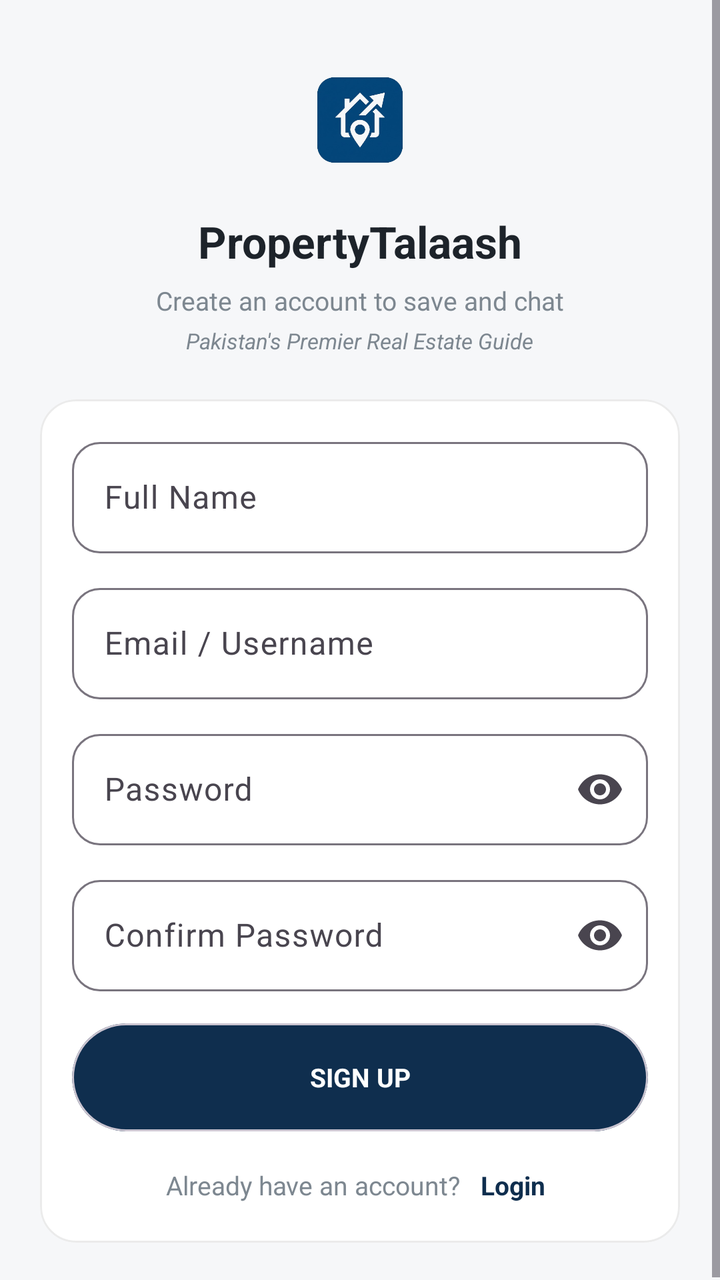
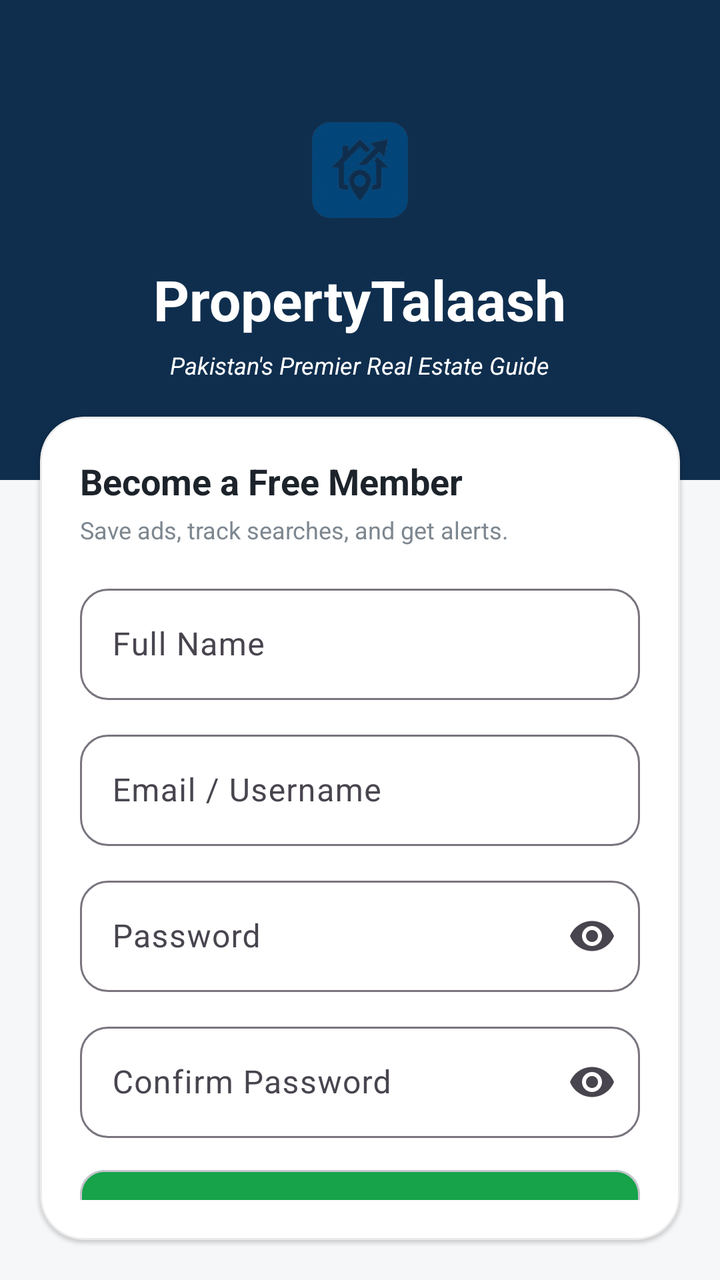

Screens rendered from an Android XML layout before and after an edit, with the pre-edit source and the edit as a unified diff.
<!-- AndroidManifest.xml: application theme Theme.MyApplication -->
<!-- res/layout/activity_signup.xml -->
<?xml version="1.0" encoding="utf-8"?>
<ScrollView xmlns:android="http://schemas.android.com/apk/res/android"
    xmlns:app="http://schemas.android.com/apk/res-auto"
    android:layout_width="match_parent"
    android:layout_height="match_parent"
    android:background="@color/ps_background"
    android:fillViewport="true"
    android:overScrollMode="never">

    <LinearLayout
        android:layout_width="match_parent"
        android:layout_height="wrap_content"
        android:orientation="vertical"
        android:paddingStart="20dp"
        android:paddingTop="28dp"
        android:paddingEnd="20dp"
        android:paddingBottom="20dp">

        
        <LinearLayout
            android:layout_width="match_parent"
            android:layout_height="wrap_content"
            android:gravity="center_horizontal"
            android:orientation="vertical">

            <ImageView
                android:layout_width="64dp"
                android:layout_height="64dp"
                android:adjustViewBounds="true"
                android:src="@drawable/app_logo"
                android:contentDescription="@string/cd_app_logo" />

            <TextView
                android:layout_width="wrap_content"
                android:layout_height="wrap_content"
                android:layout_marginTop="14dp"
                android:text="@string/property_talaash"
                android:textColor="@color/ps_text_primary"
                android:textSize="22sp"
                android:textStyle="bold" />

            <TextView
                android:layout_width="wrap_content"
                android:layout_height="wrap_content"
                android:layout_marginTop="6dp"
                android:text="@string/signup_subtitle"
                android:textColor="@color/ps_text_secondary"
                android:textSize="13sp" />

            <TextView
                android:layout_width="wrap_content"
                android:layout_height="wrap_content"
                android:layout_marginTop="4dp"
                android:text="Pakistan&apos;s Premier Real Estate Guide"
                android:textColor="@color/ps_text_secondary"
                android:textSize="11sp"
                android:textStyle="italic" />

        </LinearLayout>

        
        <com.google.android.material.card.MaterialCardView
            android:layout_width="match_parent"
            android:layout_height="wrap_content"
            android:layout_marginTop="22dp"
            app:cardBackgroundColor="@color/ps_surface"
            app:cardCornerRadius="18dp"
            app:cardElevation="0dp"
            app:strokeColor="@color/ps_divider"
            app:strokeWidth="1dp">

            <LinearLayout
                android:layout_width="match_parent"
                android:layout_height="wrap_content"
                android:orientation="vertical"
                android:padding="16dp">

                <com.google.android.material.textfield.TextInputLayout
                    android:id="@+id/til_name"
                    android:layout_width="match_parent"
                    android:layout_height="wrap_content"
                    app:boxBackgroundMode="outline"
                    app:boxCornerRadiusBottomEnd="14dp"
                    app:boxCornerRadiusBottomStart="14dp"
                    app:boxCornerRadiusTopEnd="14dp"
                    app:boxCornerRadiusTopStart="14dp">

                    <com.google.android.material.textfield.TextInputEditText
                        android:id="@+id/et_name"
                        android:layout_width="match_parent"
                        android:layout_height="wrap_content"
                        android:hint="@string/hint_name"
                        android:inputType="textPersonName" />

                </com.google.android.material.textfield.TextInputLayout>

                <com.google.android.material.textfield.TextInputLayout
                    android:id="@+id/til_email"
                    android:layout_width="match_parent"
                    android:layout_height="wrap_content"
                    android:layout_marginTop="12dp"
                    app:boxBackgroundMode="outline"
                    app:boxCornerRadiusBottomEnd="14dp"
                    app:boxCornerRadiusBottomStart="14dp"
                    app:boxCornerRadiusTopEnd="14dp"
                    app:boxCornerRadiusTopStart="14dp">

                    <com.google.android.material.textfield.TextInputEditText
                        android:id="@+id/et_email"
                        android:layout_width="match_parent"
                        android:layout_height="wrap_content"
                        android:hint="@string/hint_email"
                        android:inputType="textEmailAddress" />

                </com.google.android.material.textfield.TextInputLayout>

                <com.google.android.material.textfield.TextInputLayout
                    android:id="@+id/til_password"
                    android:layout_width="match_parent"
                    android:layout_height="wrap_content"
                    android:layout_marginTop="12dp"
                    app:boxBackgroundMode="outline"
                    app:boxCornerRadiusBottomEnd="14dp"
                    app:boxCornerRadiusBottomStart="14dp"
                    app:boxCornerRadiusTopEnd="14dp"
                    app:boxCornerRadiusTopStart="14dp"
                    app:endIconMode="password_toggle">

                    <com.google.android.material.textfield.TextInputEditText
                        android:id="@+id/et_password"
                        android:layout_width="match_parent"
                        android:layout_height="wrap_content"
                        android:hint="@string/hint_password"
                        android:inputType="textPassword" />

                </com.google.android.material.textfield.TextInputLayout>

                <com.google.android.material.textfield.TextInputLayout
                    android:id="@+id/til_confirm_password"
                    android:layout_width="match_parent"
                    android:layout_height="wrap_content"
                    android:layout_marginTop="12dp"
                    app:boxBackgroundMode="outline"
                    app:boxCornerRadiusBottomEnd="14dp"
                    app:boxCornerRadiusBottomStart="14dp"
                    app:boxCornerRadiusTopEnd="14dp"
                    app:boxCornerRadiusTopStart="14dp"
                    app:endIconMode="password_toggle">

                    <com.google.android.material.textfield.TextInputEditText
                        android:id="@+id/et_confirm_password"
                        android:layout_width="match_parent"
                        android:layout_height="wrap_content"
                        android:hint="@string/hint_confirm_password"
                        android:inputType="textPassword" />

                </com.google.android.material.textfield.TextInputLayout>

                <com.google.android.material.card.MaterialCardView
                    android:id="@+id/btn_signup"
                    android:layout_width="match_parent"
                    android:layout_height="54dp"
                    android:layout_marginTop="16dp"
                    android:clickable="true"
                    android:focusable="true"
                    app:cardBackgroundColor="@color/ps_primary_dark"
                    app:cardCornerRadius="27dp"
                    app:cardElevation="0dp">

                    <TextView
                        android:layout_width="match_parent"
                        android:layout_height="match_parent"
                        android:gravity="center"
                        android:text="@string/sign_up"
                        android:textAllCaps="true"
                        android:textColor="@color/white"
                        android:textSize="13sp"
                        android:textStyle="bold" />

                </com.google.android.material.card.MaterialCardView>

                <LinearLayout
                    android:layout_width="match_parent"
                    android:layout_height="wrap_content"
                    android:layout_marginTop="14dp"
                    android:gravity="center"
                    android:orientation="horizontal">

                    <TextView
                        android:layout_width="wrap_content"
                        android:layout_height="wrap_content"
                        android:text="@string/have_account"
                        android:textColor="@color/ps_text_secondary"
                        android:textSize="13sp" />

                    <TextView
                        android:id="@+id/tv_go_login"
                        android:layout_width="wrap_content"
                        android:layout_height="wrap_content"
                        android:layout_marginStart="6dp"
                        android:padding="4dp"
                        android:text="@string/login"
                        android:textColor="@color/ps_primary_dark"
                        android:textSize="13sp"
                        android:textStyle="bold" />

                </LinearLayout>

            </LinearLayout>

        </com.google.android.material.card.MaterialCardView>

    </LinearLayout>

</ScrollView>
<!-- resources referenced by this layout -->
<resources>
  <color name="ps_background">#F6F7F9</color>
  <color name="ps_divider">#14000000</color>
  <color name="ps_primary_dark">#0F2E4E</color>
  <color name="ps_surface">#FFFFFFFF</color>
  <color name="ps_text_primary">#1D232A</color>
  <color name="ps_text_secondary">#7D8790</color>
  <color name="white">#FFFFFFFF</color>
  <!-- drawable app_logo: png bitmap (drawable, 82641 bytes) -->
  <string name="cd_app_logo">PropertyTalaash Logo</string>
  <string name="have_account">Already have an account?</string>
  <string name="hint_confirm_password">Confirm Password</string>
  <string name="hint_email">Email / Username</string>
  <string name="hint_name">Full Name</string>
  <string name="hint_password">Password</string>
  <string name="login">Login</string>
  <string name="property_talaash">PropertyTalaash</string>
  <string name="sign_up">Sign Up</string>
  <string name="signup_subtitle">Create an account to save and chat</string>
  <style name="Theme.MyApplication" parent="Base.Theme.MyApplication" />
  <style name="Base.Theme.MyApplication" parent="Theme.Material3.DayNight.NoActionBar">
          
          
      </style>
</resources>

<!-- the commit's change to res/layout/activity_signup.xml (unified diff, before → after) -->
@@ -1,215 +1,229 @@
 <?xml version="1.0" encoding="utf-8"?>
-<ScrollView xmlns:android="http://schemas.android.com/apk/res/android"
+<RelativeLayout xmlns:android="http://schemas.android.com/apk/res/android"
     xmlns:app="http://schemas.android.com/apk/res-auto"
     android:layout_width="match_parent"
     android:layout_height="match_parent"
-    android:background="@color/ps_background"
-    android:fillViewport="true"
-    android:overScrollMode="never">
-
+    android:background="@color/ps_background">
+
+    
     <LinearLayout
+        android:id="@+id/signup_header"
+        android:layout_width="match_parent"
+        android:layout_height="240dp"
+        android:background="@color/ps_primary_dark"
+        android:gravity="center"
+        android:orientation="vertical"
+        android:paddingStart="24dp"
+        android:paddingEnd="24dp">
+
+        <ImageView
+            android:layout_width="72dp"
+            android:layout_height="72dp"
+            android:adjustViewBounds="true"
+            android:contentDescription="@string/cd_app_logo"
+            android:src="@drawable/app_logo" />
+
+        <TextView
+            android:layout_width="wrap_content"
+            android:layout_height="wrap_content"
+            android:layout_marginTop="10dp"
+            android:text="@string/property_talaash"
+            android:textColor="@color/white"
+            android:textSize="28sp"
+            android:textStyle="bold" />
+
+        <TextView
+            android:layout_width="wrap_content"
+            android:layout_height="wrap_content"
+            android:layout_marginTop="6dp"
+            android:text="Pakistan&apos;s Premier Real Estate Guide"
+            android:textColor="@color/white"
+            android:textSize="12sp"
+            android:textStyle="italic" />
+
+    </LinearLayout>
+
+    
+    <com.google.android.material.card.MaterialCardView
+        android:id="@+id/signup_card"
         android:layout_width="match_parent"
         android:layout_height="wrap_content"
-        android:orientation="vertical"
-        android:paddingStart="20dp"
-        android:paddingTop="28dp"
-        android:paddingEnd="20dp"
-        android:paddingBottom="20dp">
-
-        
+        android:layout_below="@id/signup_header"
+        android:layout_marginStart="20dp"
+        android:layout_marginTop="-32dp"
+        android:layout_marginEnd="20dp"
+        android:layout_marginBottom="20dp"
+        app:cardBackgroundColor="@color/ps_surface"
+        app:cardCornerRadius="22dp"
+        app:cardElevation="1dp"
+        app:strokeColor="@color/ps_divider"
+        app:strokeWidth="1dp">
+
         <LinearLayout
             android:layout_width="match_parent"
             android:layout_height="wrap_content"
-            android:gravity="center_horizontal"
-            android:orientation="vertical">
-
-            <ImageView
-                android:layout_width="64dp"
-                android:layout_height="64dp"
-                android:adjustViewBounds="true"
-                android:src="@drawable/app_logo"
-                android:contentDescription="@string/cd_app_logo" />
+            android:orientation="vertical"
+            android:padding="20dp">
 
             <TextView
                 android:layout_width="wrap_content"
                 android:layout_height="wrap_content"
-                android:layout_marginTop="14dp"
-                android:text="@string/property_talaash"
+                android:text="Become a Free Member"
                 android:textColor="@color/ps_text_primary"
-                android:textSize="22sp"
+                android:textSize="18sp"
                 android:textStyle="bold" />
 
             <TextView
                 android:layout_width="wrap_content"
                 android:layout_height="wrap_content"
-                android:layout_marginTop="6dp"
-                android:text="@string/signup_subtitle"
+                android:layout_marginTop="4dp"
+                android:text="Save ads, track searches, and get alerts."
                 android:textColor="@color/ps_text_secondary"
-                android:textSize="13sp" />
+                android:textSize="12sp" />
+
+            <com.google.android.material.textfield.TextInputLayout
+                android:id="@+id/til_name"
+                android:layout_width="match_parent"
+                android:layout_height="wrap_content"
+                android:layout_marginTop="16dp"
+                app:boxBackgroundMode="outline"
+                app:boxCornerRadiusBottomEnd="14dp"
+                app:boxCornerRadiusBottomStart="14dp"
+                app:boxCornerRadiusTopEnd="14dp"
+                app:boxCornerRadiusTopStart="14dp">
+
+                <com.google.android.material.textfield.TextInputEditText
+                    android:id="@+id/et_name"
+                    android:layout_width="match_parent"
+                    android:layout_height="wrap_content"
+                    android:hint="@string/hint_name"
+                    android:inputType="textPersonName" />
+
+            </com.google.android.material.textfield.TextInputLayout>
+
+            <com.google.android.material.textfield.TextInputLayout
+                android:id="@+id/til_email"
+                android:layout_width="match_parent"
+                android:layout_height="wrap_content"
+                android:layout_marginTop="12dp"
+                app:boxBackgroundMode="outline"
+                app:boxCornerRadiusBottomEnd="14dp"
+                app:boxCornerRadiusBottomStart="14dp"
+                app:boxCornerRadiusTopEnd="14dp"
+                app:boxCornerRadiusTopStart="14dp">
+
+                <com.google.android.material.textfield.TextInputEditText
+                    android:id="@+id/et_email"
+                    android:layout_width="match_parent"
+                    android:layout_height="wrap_content"
+                    android:hint="@string/hint_email"
+                    android:inputType="textEmailAddress" />
+
+            </com.google.android.material.textfield.TextInputLayout>
+
+            <com.google.android.material.textfield.TextInputLayout
+                android:id="@+id/til_password"
+                android:layout_width="match_parent"
+                android:layout_height="wrap_content"
+                android:layout_marginTop="12dp"
+                app:boxBackgroundMode="outline"
+                app:boxCornerRadiusBottomEnd="14dp"
+                app:boxCornerRadiusBottomStart="14dp"
+                app:boxCornerRadiusTopEnd="14dp"
+                app:boxCornerRadiusTopStart="14dp"
+                app:endIconMode="password_toggle">
+
+                <com.google.android.material.textfield.TextInputEditText
+                    android:id="@+id/et_password"
+                    android:layout_width="match_parent"
+                    android:layout_height="wrap_content"
+                    android:hint="@string/hint_password"
+                    android:inputType="textPassword" />
+
+            </com.google.android.material.textfield.TextInputLayout>
+
+            <com.google.android.material.textfield.TextInputLayout
+                android:id="@+id/til_confirm_password"
+                android:layout_width="match_parent"
+                android:layout_height="wrap_content"
+                android:layout_marginTop="12dp"
+                app:boxBackgroundMode="outline"
+                app:boxCornerRadiusBottomEnd="14dp"
+                app:boxCornerRadiusBottomStart="14dp"
+                app:boxCornerRadiusTopEnd="14dp"
+                app:boxCornerRadiusTopStart="14dp"
+                app:endIconMode="password_toggle">
+
+                <com.google.android.material.textfield.TextInputEditText
+                    android:id="@+id/et_confirm_password"
+                    android:layout_width="match_parent"
+                    android:layout_height="wrap_content"
+                    android:hint="@string/hint_confirm_password"
+                    android:inputType="textPassword" />
+
+            </com.google.android.material.textfield.TextInputLayout>
+
+            <com.google.android.material.card.MaterialCardView
+                android:id="@+id/btn_signup"
+                android:layout_width="match_parent"
+                android:layout_height="50dp"
+                android:layout_marginTop="16dp"
+                android:clickable="true"
+                android:focusable="true"
+                app:cardBackgroundColor="@color/ps_accent_green"
+                app:cardCornerRadius="12dp"
+                app:cardElevation="0dp">
+
+                <TextView
+                    android:layout_width="match_parent"
+                    android:layout_height="match_parent"
+                    android:gravity="center"
+                    android:text="Register Now"
+                    android:textAllCaps="true"
+                    android:textColor="@color/white"
+                    android:textSize="13sp"
+                    android:textStyle="bold" />
+
+            </com.google.android.material.card.MaterialCardView>
 
             <TextView
-                android:layout_width="wrap_content"
-                android:layout_height="wrap_content"
-                android:layout_marginTop="4dp"
-                android:text="Pakistan&apos;s Premier Real Estate Guide"
+                android:layout_width="match_parent"
+                android:layout_height="wrap_content"
+                android:layout_marginTop="10dp"
+                android:gravity="center"
+                android:text="By pressing &quot;Register Now&quot; I agree to the Terms &amp; Conditions."
                 android:textColor="@color/ps_text_secondary"
-                android:textSize="11sp"
-                android:textStyle="italic" />
+                android:textSize="11sp" />
+
+            <LinearLayout
+                android:layout_width="match_parent"
+                android:layout_height="wrap_content"
+                android:layout_marginTop="12dp"
+                android:gravity="center"
+                android:orientation="horizontal">
+
+                <TextView
+                    android:layout_width="wrap_content"
+                    android:layout_height="wrap_content"
+                    android:text="Already a member?"
+                    android:textColor="@color/ps_text_secondary"
+                    android:textSize="12sp" />
+
+                <TextView
+                    android:id="@+id/tv_go_login"
+                    android:layout_width="wrap_content"
+                    android:layout_height="wrap_content"
+                    android:layout_marginStart="6dp"
+                    android:padding="4dp"
+                    android:text="Log In Instead"
+                    android:textColor="@color/ps_accent_green"
+                    android:textSize="12sp"
+                    android:textStyle="bold" />
+
+            </LinearLayout>
 
         </LinearLayout>
 
-        
-        <com.google.android.material.card.MaterialCardView
-            android:layout_width="match_parent"
-            android:layout_height="wrap_content"
-            android:layout_marginTop="22dp"
-            app:cardBackgroundColor="@color/ps_surface"
-            app:cardCornerRadius="18dp"
-            app:cardElevation="0dp"
-            app:strokeColor="@color/ps_divider"
-            app:strokeWidth="1dp">
-
-            <LinearLayout
-                android:layout_width="match_parent"
-                android:layout_height="wrap_content"
-                android:orientation="vertical"
-                android:padding="16dp">
-
-                <com.google.android.material.textfield.TextInputLayout
-                    android:id="@+id/til_name"
-                    android:layout_width="match_parent"
-                    android:layout_height="wrap_content"
-                    app:boxBackgroundMode="outline"
-                    app:boxCornerRadiusBottomEnd="14dp"
-                    app:boxCornerRadiusBottomStart="14dp"
-                    app:boxCornerRadiusTopEnd="14dp"
-                    app:boxCornerRadiusTopStart="14dp">
-
-                    <com.google.android.material.textfield.TextInputEditText
-                        android:id="@+id/et_name"
-                        android:layout_width="match_parent"
-                        android:layout_height="wrap_content"
-                        android:hint="@string/hint_name"
-                        android:inputType="textPersonName" />
-
-                </com.google.android.material.textfield.TextInputLayout>
-
-                <com.google.android.material.textfield.TextInputLayout
-                    android:id="@+id/til_email"
-                    android:layout_width="match_parent"
-                    android:layout_height="wrap_content"
-                    android:layout_marginTop="12dp"
-                    app:boxBackgroundMode="outline"
-                    app:boxCornerRadiusBottomEnd="14dp"
-                    app:boxCornerRadiusBottomStart="14dp"
-                    app:boxCornerRadiusTopEnd="14dp"
-                    app:boxCornerRadiusTopStart="14dp">
-
-                    <com.google.android.material.textfield.TextInputEditText
-                        android:id="@+id/et_email"
-                        android:layout_width="match_parent"
-                        android:layout_height="wrap_content"
-                        android:hint="@string/hint_email"
-                        android:inputType="textEmailAddress" />
-
-                </com.google.android.material.textfield.TextInputLayout>
-
-                <com.google.android.material.textfield.TextInputLayout
-                    android:id="@+id/til_password"
-                    android:layout_width="match_parent"
-                    android:layout_height="wrap_content"
-                    android:layout_marginTop="12dp"
-                    app:boxBackgroundMode="outline"
-                    app:boxCornerRadiusBottomEnd="14dp"
-                    app:boxCornerRadiusBottomStart="14dp"
-                    app:boxCornerRadiusTopEnd="14dp"
-                    app:boxCornerRadiusTopStart="14dp"
-                    app:endIconMode="password_toggle">
-
-                    <com.google.android.material.textfield.TextInputEditText
-                        android:id="@+id/et_password"
-                        android:layout_width="match_parent"
-                        android:layout_height="wrap_content"
-                        android:hint="@string/hint_password"
-                        android:inputType="textPassword" />
-
-                </com.google.android.material.textfield.TextInputLayout>
-
-                <com.google.android.material.textfield.TextInputLayout
-                    android:id="@+id/til_confirm_password"
-                    android:layout_width="match_parent"
-                    android:layout_height="wrap_content"
-                    android:layout_marginTop="12dp"
-                    app:boxBackgroundMode="outline"
-                    app:boxCornerRadiusBottomEnd="14dp"
-                    app:boxCornerRadiusBottomStart="14dp"
-                    app:boxCornerRadiusTopEnd="14dp"
-                    app:boxCornerRadiusTopStart="14dp"
-                    app:endIconMode="password_toggle">
-
-                    <com.google.android.material.textfield.TextInputEditText
-                        android:id="@+id/et_confirm_password"
-                        android:layout_width="match_parent"
-                        android:layout_height="wrap_content"
-                        android:hint="@string/hint_confirm_password"
-                        android:inputType="textPassword" />
-
-                </com.google.android.material.textfield.TextInputLayout>
-
-                <com.google.android.material.card.MaterialCardView
-                    android:id="@+id/btn_signup"
-                    android:layout_width="match_parent"
-                    android:layout_height="54dp"
-                    android:layout_marginTop="16dp"
-                    android:clickable="true"
-                    android:focusable="true"
-                    app:cardBackgroundColor="@color/ps_primary_dark"
-                    app:cardCornerRadius="27dp"
-                    app:cardElevation="0dp">
-
-                    <TextView
-                        android:layout_width="match_parent"
-                        android:layout_height="match_parent"
-                        android:gravity="center"
-                        android:text="@string/sign_up"
-                        android:textAllCaps="true"
-                        android:textColor="@color/white"
-                        android:textSize="13sp"
-                        android:textStyle="bold" />
-
-                </com.google.android.material.card.MaterialCardView>
-
-                <LinearLayout
-                    android:layout_width="match_parent"
-                    android:layout_height="wrap_content"
-                    android:layout_marginTop="14dp"
-                    android:gravity="center"
-                    android:orientation="horizontal">
-
-                    <TextView
-                        android:layout_width="wrap_content"
-                        android:layout_height="wrap_content"
-                        android:text="@string/have_account"
-                        android:textColor="@color/ps_text_secondary"
-                        android:textSize="13sp" />
-
-                    <TextView
-                        android:id="@+id/tv_go_login"
-                        android:layout_width="wrap_content"
-                        android:layout_height="wrap_content"
-                        android:layout_marginStart="6dp"
-                        android:padding="4dp"
-                        android:text="@string/login"
-                        android:textColor="@color/ps_primary_dark"
-                        android:textSize="13sp"
-                        android:textStyle="bold" />
-
-                </LinearLayout>
-
-            </LinearLayout>
-
-        </com.google.android.material.card.MaterialCardView>
-
-    </LinearLayout>
-
-</ScrollView>
+    </com.google.android.material.card.MaterialCardView>
+
+</RelativeLayout>
<!-- resource entries referenced after the edit -->
@@ -1,5 +1,6 @@
 <!-- resources referenced by this layout -->
 <resources>
+  <color name="ps_accent_green">#16A34A</color>
   <color name="ps_background">#F6F7F9</color>
   <color name="ps_divider">#14000000</color>
   <color name="ps_primary_dark">#0F2E4E</color>
@@ -9,15 +10,11 @@
   <color name="white">#FFFFFFFF</color>
   <!-- drawable app_logo: png bitmap (drawable, 82641 bytes) -->
   <string name="cd_app_logo">PropertyTalaash Logo</string>
-  <string name="have_account">Already have an account?</string>
   <string name="hint_confirm_password">Confirm Password</string>
   <string name="hint_email">Email / Username</string>
   <string name="hint_name">Full Name</string>
   <string name="hint_password">Password</string>
-  <string name="login">Login</string>
   <string name="property_talaash">PropertyTalaash</string>
-  <string name="sign_up">Sign Up</string>
-  <string name="signup_subtitle">Create an account to save and chat</string>
   <style name="Theme.MyApplication" parent="Base.Theme.MyApplication" />
   <style name="Base.Theme.MyApplication" parent="Theme.Material3.DayNight.NoActionBar">
           
